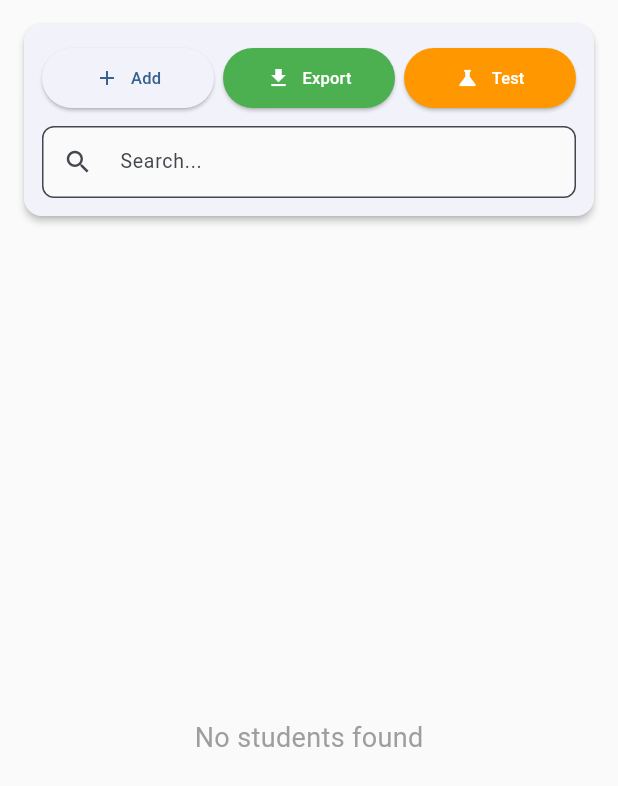
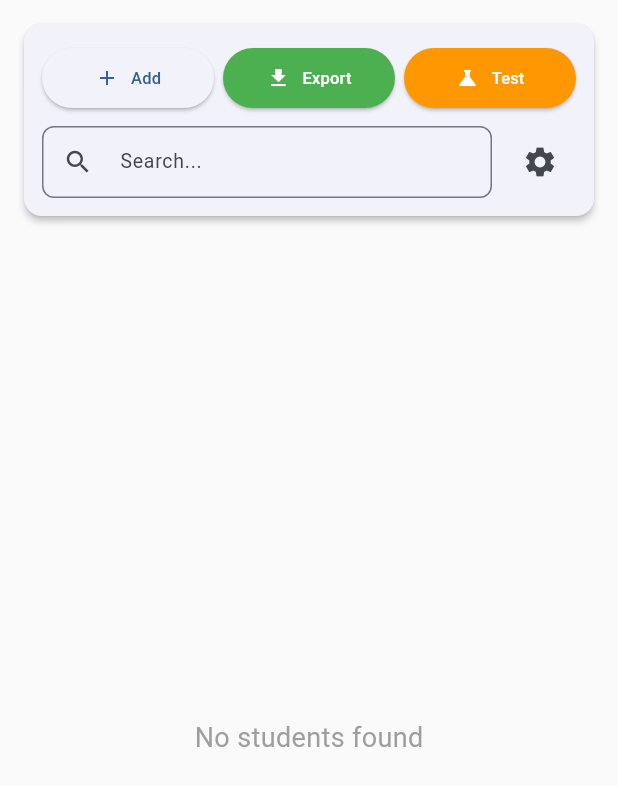
Before and after one commit to NitishGupta2306/student-master, a Flutter app: the screen it shows after launch, on a phone screen of 412 x 824 dp. Shown: the top 786 px of the screen. Run offline on Flutter 3.47's test engine with Material 3 defaults, Android fonts, the phone set to English and light mode, and no system bars; our stand-ins replace chewie, csv, data_table_2, file_picker, fluttertoast, shared_preferences and 2 more; accounts and stored records are empty.

Commit message:
adding setting page

```diff
--- a/src/lib/main.dart
+++ b/src/lib/main.dart
@@ -1,6 +1,7 @@
 import 'package:flutter/material.dart';
 import 'package:provider/provider.dart';
 import 'services/student_provider.dart';
+import 'services/theme_provider.dart';
 import 'screens/home_screen.dart';
 
 void main() {
@@ -12,16 +13,24 @@ class MyApp extends StatelessWidget {
 
   @override
   Widget build(BuildContext context) {
-    return ChangeNotifierProvider(
-      create: (_) => StudentProvider(),
-      child: MaterialApp(
-        title: 'Student Master Application',
-        debugShowCheckedModeBanner: false,
-        theme: ThemeData(
-          colorScheme: ColorScheme.fromSeed(seedColor: Colors.blue),
-          useMaterial3: true,
-        ),
-        home: const HomeScreen(),
+    return MultiProvider(
+      providers: [
+        ChangeNotifierProvider(create: (_) => StudentProvider()),
+        ChangeNotifierProvider(create: (_) => ThemeProvider()),
+      ],
+      child: Consumer<ThemeProvider>(
+        builder: (context, themeProvider, child) {
+          return MaterialApp(
+            title: 'Student Master Application',
+            debugShowCheckedModeBanner: false,
+            theme: themeProvider.lightTheme,
+            darkTheme: themeProvider.darkTheme,
+            themeMode: themeProvider.isDarkMode
+                ? ThemeMode.dark
+                : ThemeMode.light,
+            home: const HomeScreen(),
+          );
+        },
       ),
     );
   }
--- a/src/lib/screens/home_screen.dart
+++ b/src/lib/screens/home_screen.dart
@@ -9,6 +9,7 @@ import '../models/student.dart';
 import '../widgets/student_detail_dialog.dart';
 import '../widgets/student_form_dialog.dart';
 import '../utils/test_data_generator.dart';
+import 'settings_screen.dart';
 
 class HomeScreen extends StatefulWidget {
   const HomeScreen({super.key});
@@ -146,7 +147,6 @@ class _HomeScreenState extends State<HomeScreen> {
             // Search and Action Bar
             Container(
               padding: const EdgeInsets.all(12),
-              color: Colors.grey[50],
               child: Card(
                 elevation: 2,
                 shape: RoundedRectangleBorder(
@@ -222,27 +222,50 @@ class _HomeScreenState extends State<HomeScreen> {
                               ],
                             ),
                             const SizedBox(height: 8),
-                            // Search bar
-                            TextField(
+                            // Search bar with settings button
+                            Row(
+                              children: [
+                                Expanded(
+                                  child: TextField(
                                     controller: _searchController,
                                     decoration: InputDecoration(
                                       hintText: 'Search...',
                                       hintStyle: const TextStyle(fontSize: 13),
-                                prefixIcon: const Icon(Icons.search, size: 20),
+                                      prefixIcon: const Icon(
+                                        Icons.search,
+                                        size: 20,
+                                      ),
                                       border: OutlineInputBorder(
                                         borderRadius: BorderRadius.circular(8),
                                       ),
-                                filled: true,
-                                fillColor: Colors.grey[50],
-                                contentPadding: const EdgeInsets.symmetric(
+                                      contentPadding:
+                                          const EdgeInsets.symmetric(
                                             vertical: 6,
                                           ),
                                       isDense: true,
                                     ),
                                     style: const TextStyle(fontSize: 13),
                                     onChanged: (value) {
-                                context.read<StudentProvider>().search(value);
+                                      context.read<StudentProvider>().search(
+                                        value,
+                                      );
                                     },
+                                  ),
+                                ),
+                                const SizedBox(width: 8),
+                                IconButton(
+                                  icon: const Icon(Icons.settings),
+                                  onPressed: () {
+                                    Navigator.of(context).push(
+                                      MaterialPageRoute(
+                                        builder: (context) =>
+                                            const SettingsScreen(),
+                                      ),
+                                    );
+                                  },
+                                  tooltip: 'Settings',
+                                ),
+                              ],
                             ),
                           ],
                         );
@@ -296,8 +319,6 @@ class _HomeScreenState extends State<HomeScreen> {
                                 border: OutlineInputBorder(
                                   borderRadius: BorderRadius.circular(8),
                                 ),
-                                filled: true,
-                                fillColor: Colors.grey[50],
                                 contentPadding: const EdgeInsets.symmetric(
                                   vertical: 6,
                                 ),
@@ -308,6 +329,18 @@ class _HomeScreenState extends State<HomeScreen> {
                                 context.read<StudentProvider>().search(value);
                               },
                             ),
+                          ),
+                          const SizedBox(width: 8),
+                          IconButton(
+                            icon: const Icon(Icons.settings),
+                            onPressed: () {
+                              Navigator.of(context).push(
+                                MaterialPageRoute(
+                                  builder: (context) => const SettingsScreen(),
+                                ),
+                              );
+                            },
+                            tooltip: 'Settings',
                           ),
                         ],
                       );
--- /dev/null
+++ b/src/lib/services/theme_provider.dart
@@ -0,0 +1,57 @@
+import 'package:flutter/material.dart';
+import 'package:shared_preferences/shared_preferences.dart';
+
+class ThemeProvider extends ChangeNotifier {
+  bool _isDarkMode = false;
+
+  bool get isDarkMode => _isDarkMode;
+
+  ThemeProvider() {
+    _loadThemePreference();
+  }
+
+  Future<void> _loadThemePreference() async {
+    final prefs = await SharedPreferences.getInstance();
+    _isDarkMode = prefs.getBool('isDarkMode') ?? false;
+    notifyListeners();
+  }
+
+  Future<void> toggleTheme() async {
+    _isDarkMode = !_isDarkMode;
+    final prefs = await SharedPreferences.getInstance();
+    await prefs.setBool('isDarkMode', _isDarkMode);
+    notifyListeners();
+  }
+
+  ThemeData get lightTheme => ThemeData(
+    useMaterial3: true,
+    colorScheme: ColorScheme.fromSeed(
+      seedColor: Colors.blue,
+      brightness: Brightness.light,
+    ),
+    scaffoldBackgroundColor: Colors.grey[50],
+    cardTheme: CardThemeData(
+      elevation: 2,
+      shape: RoundedRectangleBorder(borderRadius: BorderRadius.circular(12)),
+    ),
+  );
+
+  ThemeData get darkTheme => ThemeData(
+    useMaterial3: true,
+    colorScheme: ColorScheme.fromSeed(
+      seedColor: Colors.blue,
+      brightness: Brightness.dark,
+    ),
+    scaffoldBackgroundColor: const Color(0xFF121212),
+    cardTheme: CardThemeData(
+      elevation: 2,
+      color: const Color(0xFF1E1E1E),
+      shape: RoundedRectangleBorder(borderRadius: BorderRadius.circular(12)),
+    ),
+    dataTableTheme: DataTableThemeData(
+      headingRowColor: WidgetStateProperty.all(const Color(0xFF2C2C2C)),
+    ),
+  );
+
+  ThemeData get currentTheme => _isDarkMode ? darkTheme : lightTheme;
+}
--- a/src/pubspec.yaml
+++ b/src/pubspec.yaml
@@ -42,6 +42,9 @@ dependencies:
 
   # State Management
   provider: ^6.1.1
+
+  # Preferences
+  shared_preferences: ^2.2.2
 
   # File Handling
   file_picker: ^8.1.4
```
Also changed, not shown: src/lib/screens/settings_screen.dart (added, +195 -0 lines), src/lib/services/student_provider.dart (+10 -0 lines), src/lib/widgets/student_detail_dialog.dart (+5 -20 lines), src/pubspec.lock, 2 other files. Lines whose indentation alone changed are shown as unchanged.
